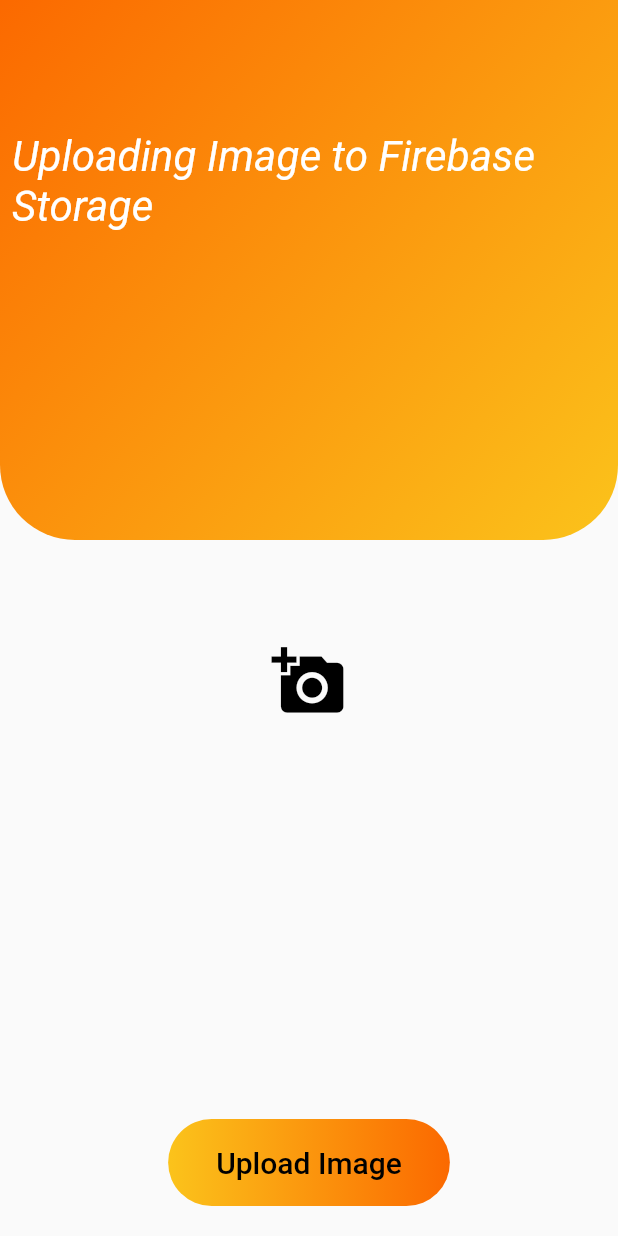
After one commit to shahryar-cmyk/chatApp, a Flutter app: the UploadingImageToFirebaseStorage screen opened directly, after a tap on "Upload Image", on a phone screen of 412 x 824 dp. The commit adds this screen. Run offline on Flutter 3.47's test engine with Material 2 defaults, Android fonts, the phone set to English and light mode, and no system bars; our stand-ins replace cloud_firestore, firebase_auth, firebase_core, firebase_storage, image_picker; accounts and stored records are empty.

Commit message:
Error Resolved

```diff
--- a/lib/screens/auth_screen.dart
+++ b/lib/screens/auth_screen.dart
@@ -1,6 +1,7 @@
 import 'dart:io';
 
 import 'package:flutter/material.dart';
+import 'package:path/path.dart';
 import 'package:cloud_firestore/cloud_firestore.dart';
 import 'package:firebase_auth/firebase_auth.dart';
 
@@ -44,14 +45,26 @@ class _AuthScreenState extends State<AuthScreen> {
           email: email,
           password: password,
         );
+        String fileName = basename(userImage.path);
+        StorageReference firebaseStorageRef = FirebaseStorage.instance
+            .ref()
+            .child('user_image')
+            .child(authResult.user.uid + '.jpg');
+        StorageUploadTask uploadTask = firebaseStorageRef.putFile(userImage);
+        StorageTaskSnapshot taskSnapshot = await uploadTask.onComplete;
+        taskSnapshot.ref.getDownloadURL().then(
+              (value) => print("Done: $value"),
+            );
 
         // final FirebaseStorage storage = FirebaseStorage(
         //   app: FirebaseStorage.instance.app,
         //   storageBucket: 'gs://chatapp-1b780.appspot.com',
         // );
 
-        // final StorageReference ref2 =
-        //     storage.ref().child('userimage').child('${authResult.user.id}.jpg');
+        // final StorageReference ref2 = storage
+        //     .ref()
+        //     .child('userimage')
+        //     .child(_auth.currentUser.uid + '.jpg');
         // final StorageUploadTask uploadTask = ref2.putFile(userImage);
         // uploadTask.onComplete
         //     .then((value) => print(value))
--- /dev/null
+++ b/lib/solutions/imageUploadToFirebaseStorage/upload_image.dart
@@ -0,0 +1,151 @@
+import 'dart:io';
+
+import 'package:firebase_storage/firebase_storage.dart';
+import 'package:flutter/material.dart';
+import 'package:image_picker/image_picker.dart';
+import 'package:path/path.dart';
+
+//void main() => runApp(MyApp());
+
+// class MyApp extends StatelessWidget {
+//   // This widget is the root of your application.
+//   @override
+//   Widget build(BuildContext context) {
+//     return MaterialApp(
+//       title: 'Firebase Storage Demo',
+//       theme: ThemeData(
+//         primarySwatch: Colors.blue,
+//       ),
+//       home: UploadingImageToFirebaseStorage(),
+//     );
+//   }
+// }
+
+final Color yellow = Color(0xfffbc31b);
+final Color orange = Color(0xfffb6900);
+
+class UploadingImageToFirebaseStorage extends StatefulWidget {
+  @override
+  _UploadingImageToFirebaseStorageState createState() =>
+      _UploadingImageToFirebaseStorageState();
+}
+
+class _UploadingImageToFirebaseStorageState
+    extends State<UploadingImageToFirebaseStorage> {
+  File _imageFile;
+
+  ///NOTE: Only supported on Android & iOS
+  ///Needs image_picker plugin {https://pub.dev/packages/image_picker}
+  final picker = ImagePicker();
+
+  Future pickImage() async {
+    final pickedFile = await picker.getImage(source: ImageSource.camera);
+
+    setState(() {
+      _imageFile = File(pickedFile.path);
+    });
+  }
+
+  Future uploadImageToFirebase(BuildContext context) async {
+    String fileName = basename(_imageFile.path);
+    StorageReference firebaseStorageRef =
+        FirebaseStorage.instance.ref().child('uploads/$fileName');
+    StorageUploadTask uploadTask = firebaseStorageRef.putFile(_imageFile);
+    StorageTaskSnapshot taskSnapshot = await uploadTask.onComplete;
+    taskSnapshot.ref.getDownloadURL().then(
+          (value) => print("Done: $value"),
+        );
+  }
+
+  @override
+  Widget build(BuildContext context) {
+    return Scaffold(
+      body: Stack(
+        children: <Widget>[
+          Container(
+            height: 360,
+            decoration: BoxDecoration(
+                borderRadius: BorderRadius.only(
+                    bottomLeft: Radius.circular(50.0),
+                    bottomRight: Radius.circular(50.0)),
+                gradient: LinearGradient(
+                    colors: [orange, yellow],
+                    begin: Alignment.topLeft,
+                    end: Alignment.bottomRight)),
+          ),
+          Container(
+            margin: const EdgeInsets.only(top: 80),
+            child: Column(
+              children: <Widget>[
+                Padding(
+                  padding: const EdgeInsets.all(8.0),
+                  child: Center(
+                    child: Text(
+                      "Uploading Image to Firebase Storage",
+                      style: TextStyle(
+                          color: Colors.white,
+                          fontSize: 28,
+                          fontStyle: FontStyle.italic),
+                    ),
+                  ),
+                ),
+                SizedBox(height: 20.0),
+                Expanded(
+                  child: Stack(
+                    children: <Widget>[
+                      Container(
+                        height: double.infinity,
+                        margin: const EdgeInsets.only(
+                            left: 30.0, right: 30.0, top: 10.0),
+                        child: ClipRRect(
+                          borderRadius: BorderRadius.circular(30.0),
+                          child: _imageFile != null
+                              ? Image.file(_imageFile)
+                              : FlatButton(
+                                  child: Icon(
+                                    Icons.add_a_photo,
+                                    size: 50,
+                                  ),
+                                  onPressed: pickImage,
+                                ),
+                        ),
+                      ),
+                    ],
+                  ),
+                ),
+                uploadImageButton(context),
+              ],
+            ),
+          ),
+        ],
+      ),
+    );
+  }
+
+  Widget uploadImageButton(BuildContext context) {
+    return Container(
+      child: Stack(
+        children: <Widget>[
+          Container(
+            padding:
+                const EdgeInsets.symmetric(vertical: 5.0, horizontal: 16.0),
+            margin: const EdgeInsets.only(
+                top: 30, left: 20.0, right: 20.0, bottom: 20.0),
+            decoration: BoxDecoration(
+                gradient: LinearGradient(
+                  colors: [yellow, orange],
+                ),
+                borderRadius: BorderRadius.circular(30.0)),
+            child: FlatButton(
+              onPressed: () => uploadImageToFirebase(context),
+              child: Text(
+                "Upload Image",
+                style: TextStyle(fontSize: 20),
+              ),
+            ),
+          ),
+        ],
+      ),
+    );
+  }
+}
--- a/lib/widgets/pickers/user_image_picker.dart
+++ b/lib/widgets/pickers/user_image_picker.dart
@@ -11,16 +11,16 @@ class UserImagePicker extends StatefulWidget {
 }
 
 class _UserImagePickerState extends State<UserImagePicker> {
-  File _image;
+  File _imageFile;
   final picker = ImagePicker();
 
   Future<void> getImage() async {
-    final pickedFile = await ImagePicker().getImage(source: ImageSource.camera);
+    final pickedFile = await picker.getImage(source: ImageSource.camera);
 
     setState(() {
-      _image = File(pickedFile.path);
+      _imageFile = File(pickedFile.path);
     });
-    widget.imagePickFn(_image);
+    widget.imagePickFn(_imageFile);
   }
 
   @override
@@ -30,7 +30,7 @@ class _UserImagePickerState extends State<UserImagePicker> {
         CircleAvatar(
           radius: 40,
           backgroundColor: Colors.grey,
-          backgroundImage: _image != null ? FileImage(_image) : null,
+          backgroundImage: _imageFile != null ? FileImage(_imageFile) : null,
         ),
         FlatButton.icon(
           onPressed: getImage,
--- a/pubspec.yaml
+++ b/pubspec.yaml
@@ -44,6 +44,7 @@ dependencies:
   firebase_storage: ^4.0.0
   # Simple, fast generation of RFC4122 UUIDs.
   uuid: ^2.2.0
+  firebase_analytics: ^5.0.6
 
 dev_dependencies:
   flutter_test:
```
Also changed, not shown: lib/main.dart (+47 -0 lines), lib/solutions/imageUploadToFirebaseStorage/load_image.dart (added, +114 -0 lines), pubspec.lock.
